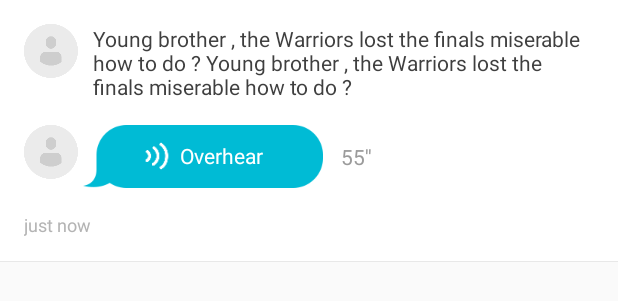
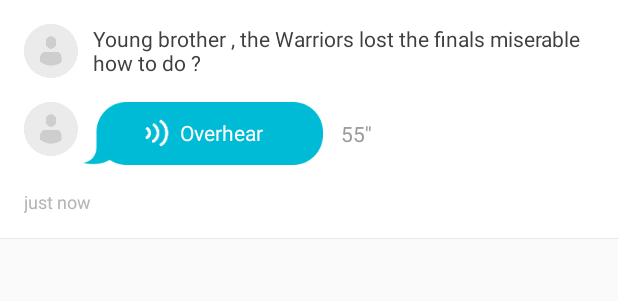
Before and after one commit to SoloAsk/SoloAskAndroid, an Android app: the layout item_user_voice_history.xml on its own in the app's theme, with its tools: preview values and no code run, on a phone screen of 412 x 824 dp. Shown: the top 301 px of the screen. Run offline under Robolectric (Android 15) with nearby library versions, the phone set to English and light mode, and no system bars.

Commit message:
Modify: 提问页面底部item布局优化

```diff
--- a/app/src/main/res/layout/item_user_voice_history.xml
+++ b/app/src/main/res/layout/item_user_voice_history.xml
@@ -5,23 +5,29 @@
     android:layout_height="wrap_content"
     android:background="@drawable/selector_common_layout">
 
+    <RelativeLayout
+        android:id="@+id/rl_question_top"
+        android:layout_width="match_parent"
+        android:layout_height="wrap_content"
+        android:layout_marginTop="@dimen/item_common_margin">
+
         <com.soloask.android.view.BoundImageView
             android:id="@+id/img_questioner"
             android:layout_width="@dimen/user_icon_size"
             android:layout_height="@dimen/user_icon_size"
+            android:layout_centerVertical="true"
             android:layout_marginLeft="@dimen/item_common_margin"
-        android:layout_marginTop="@dimen/item_common_margin"
             android:background="@drawable/ic_me_default" />
 
         <TextView
             android:id="@+id/tv_questioner_question"
             android:layout_width="wrap_content"
             android:layout_height="wrap_content"
-        android:layout_alignTop="@id/img_questioner"
+            android:layout_centerVertical="true"
             android:layout_marginLeft="10dp"
             android:layout_marginRight="@dimen/item_common_margin"
             android:layout_toRightOf="@id/img_questioner"
-        android:text="Young brother , the Warriors lost the finals miserable how to do ? Young brother , the Warriors lost the finals miserable how to do ?"
+            android:text="Young brother , the Warriors lost the finals miserable how to do ?"
             android:textColor="@color/color_user_name"
             android:textSize="14sp" />
 
@@ -36,12 +42,13 @@
             android:textColor="@color/color_common_red"
             android:textSize="13sp"
             android:visibility="gone" />
+    </RelativeLayout>
 
     <include
         layout="@layout/layout_voice_answer"
         android:layout_width="wrap_content"
         android:layout_height="wrap_content"
-        android:layout_below="@id/tv_questioner_question"
+        android:layout_below="@id/rl_question_top"
         android:layout_marginTop="@dimen/item_common_margin"></include>
 
     <include
```
Lines whose indentation alone changed are shown as unchanged.
